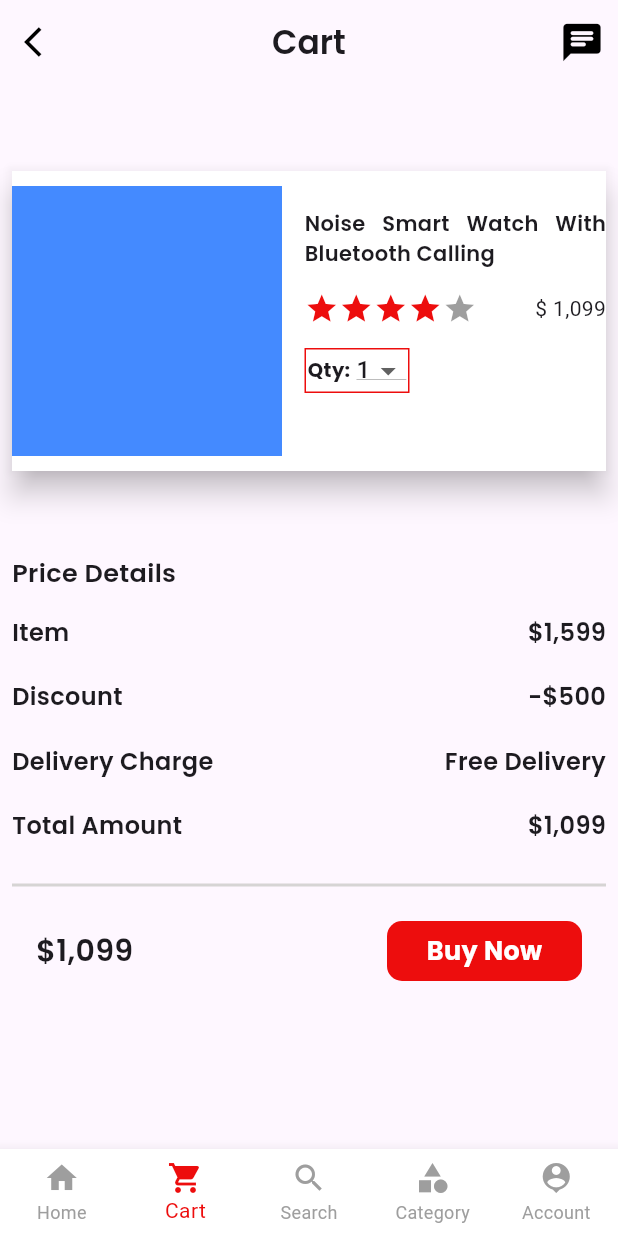
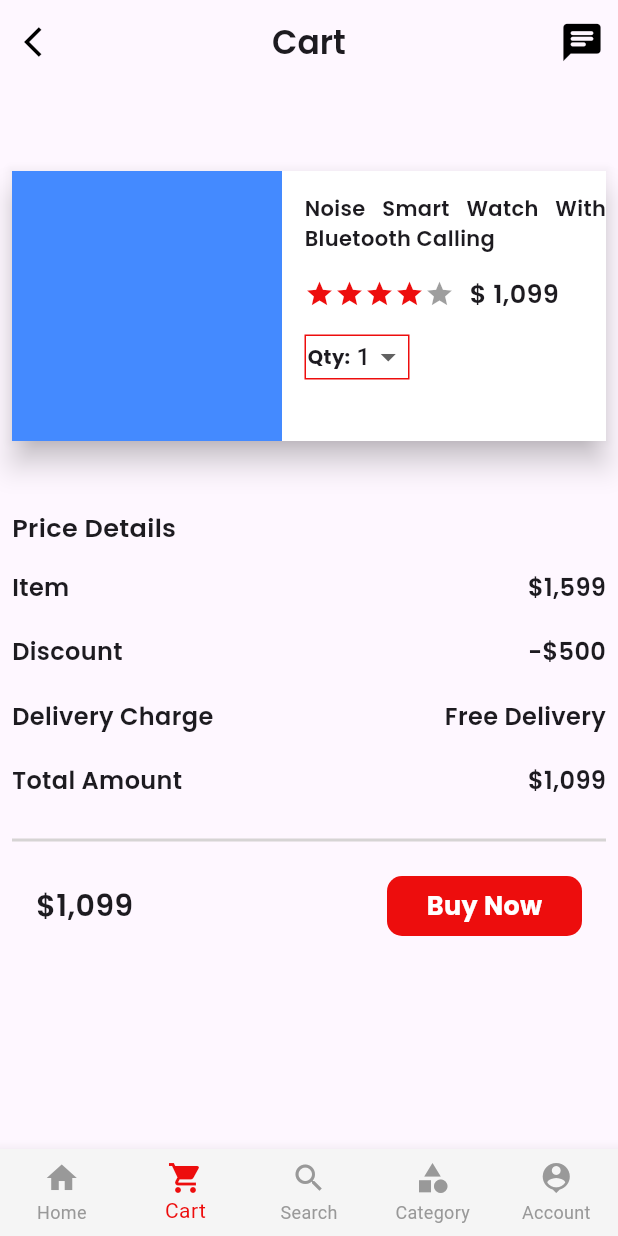
Before and after one commit to j2info/ecommerceai, a Flutter app: the screen it shows after launch, item 2 of the bottom bar chosen, on a phone screen of 412 x 824 dp. Run offline on Flutter 3.47's test engine with Material 3 defaults, Android fonts, the phone set to English and light mode, and no system bars; drawn by our look-alikes of flutter_rating_bar; our stand-ins replace carousel_slider, google_fonts.

Commit message:
completed cart screen ui

```diff
--- a/lib/utils/color_constant/color_constant.dart
+++ b/lib/utils/color_constant/color_constant.dart
@@ -2,6 +2,8 @@
 
 class ColorConstant {
   static Color DefRed = Color(0xffED0D0D);
-  static Color Black = Colors.black;
+  static Color Black = Color(0xff000000);
   static Color white = Colors.white;
+  static Color BottomnavColor = Color(0xffF5F5F5);
+  static Color grey = Color(0xff999999);
 }
--- a/lib/view/bottom_nav/bottom_nav.dart
+++ b/lib/view/bottom_nav/bottom_nav.dart
@@ -32,9 +32,9 @@
             selectedIndex = index;
             setState(() {});
           },
-          backgroundColor: ColorConstant.white,
+          backgroundColor: ColorConstant.BottomnavColor,
           selectedItemColor: ColorConstant.DefRed,
-          unselectedItemColor: Colors.grey,
+          unselectedItemColor: ColorConstant.grey,
           type: BottomNavigationBarType.fixed,
           items: [
             BottomNavigationBarItem(icon: Icon(Icons.home), label: "Home"),
--- a/lib/view/cart_screen/cart_screen.dart
+++ b/lib/view/cart_screen/cart_screen.dart
@@ -52,6 +52,7 @@
             Padding(
               padding: const EdgeInsets.all(8.0),
               child: Material(
+                //for setting the shadow as elevation
                 elevation: 8,
                 child: Container(
                   decoration:
@@ -60,7 +61,7 @@
                       color: ColorConstant.Black,
                     )
                   ]),
-                  height: 200,
+                  height: 180,
                   width: 400,
                   child: Row(
                     children: [
@@ -89,8 +90,7 @@
                                 height: 15,
                               ),
                               Row(
-                                mainAxisAlignment:
-                                    MainAxisAlignment.spaceBetween,
+                                mainAxisAlignment: MainAxisAlignment.start,
                                 children: [
                                   RatingBar.builder(
                                     unratedColor: Colors.grey,
@@ -98,17 +98,23 @@
                                     minRating: 1,
                                     direction: Axis.horizontal,
                                     itemCount: 5,
-                                    itemSize: 23,
-                                    // itemPadding: EdgeInsets.symmetric(
-                                    //   horizontal: 1,
-                                    // ),
+                                    itemSize: 20,
                                     itemBuilder: (context, index) => Icon(
                                       Icons.star,
                                       color: ColorConstant.DefRed,
                                     ),
                                     onRatingUpdate: (index) {},
                                   ),
-                                  Text("\$ 1,099")
+                                  SizedBox(
+                                    width: 10,
+                                  ),
+                                  Text(
+                                    "\$ 1,099",
+                                    style: GoogleFonts.poppins(
+                                        textStyle: TextStyle(
+                                            fontSize: 17,
+                                            fontWeight: FontWeight.w600)),
+                                  )
                                 ],
                               ),
                               SizedBox(
@@ -132,6 +138,7 @@
                                               fontWeight: FontWeight.bold)),
                                     ),
                                     DropdownButton(
+                                      underline: Container(),
                                       value: dropDownValue,
                                       items:
                                           Numbers.map<DropdownMenuItem<String>>(
@@ -160,7 +167,7 @@
               ),
             ),
             SizedBox(
-              height: 40,
+              height: 30,
             ),
             Padding(
               padding: const EdgeInsets.all(8.0),
```
